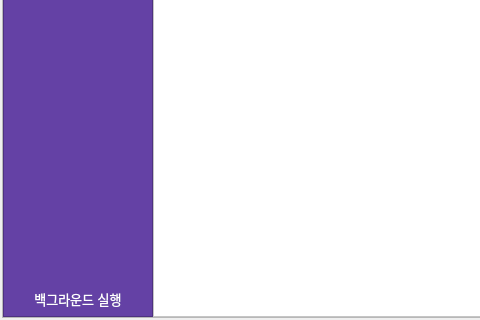
This is widget/main.ui in JadenChoi2k/twitch-noti-py as Qt 5 draws it before an edit; both pictures show x 0 to 480 and y 256 to 576 of the 1024 by 576 pixel window. The edited form follows.
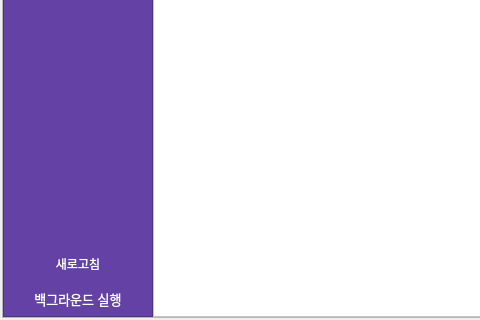
This is the edited form.

```diff
--- a/widget/main.ui
+++ b/widget/main.ui
@@ -558,6 +558,30 @@
                 </property>
                </spacer>
               </item>
+              <item>
+               <widget class="QPushButton" name="btn_refresh">
+                <property name="minimumSize">
+                 <size>
+                  <width>0</width>
+                  <height>35</height>
+                 </size>
+                </property>
+                <property name="styleSheet">
+                 <string notr="true">QPushButton {
+	color: white;
+	background-color:#6441a5;
+	border: 0px solid;
+}
+QPushButton:hover {
+	color: #6441a5;
+	background-color: white;
+}</string>
+                </property>
+                <property name="text">
+                 <string>새로고침</string>
+                </property>
+               </widget>
+              </item>
               <item>
                <widget class="QPushButton" name="btn_background">
                 <property name="minimumSize">
```
